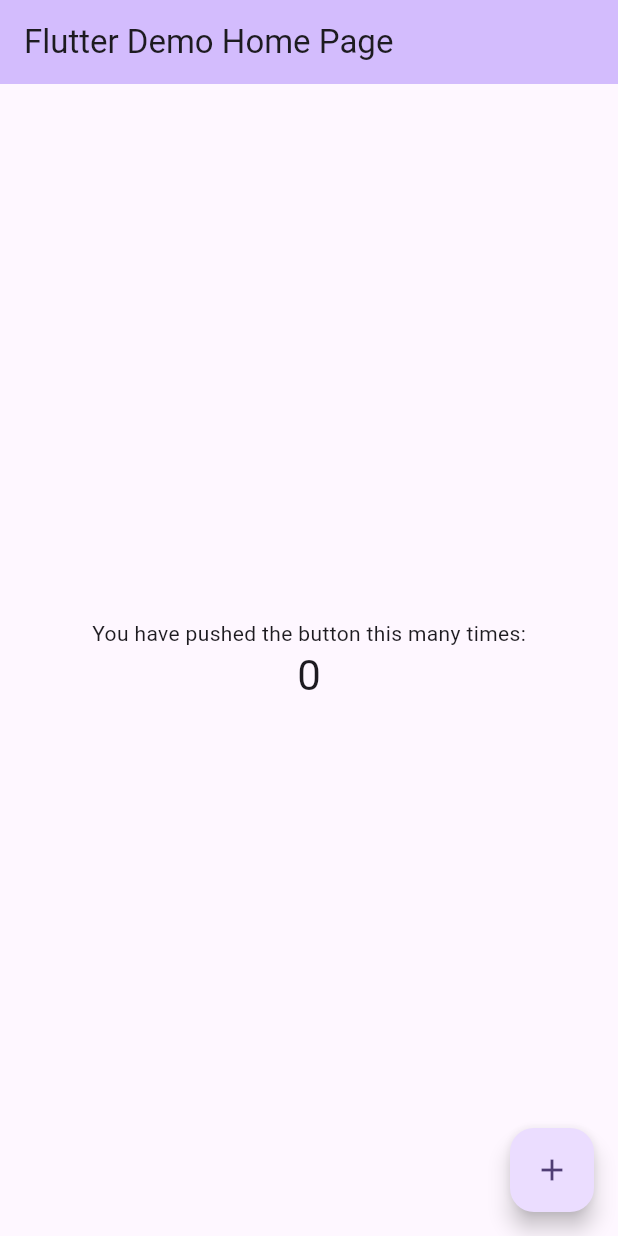
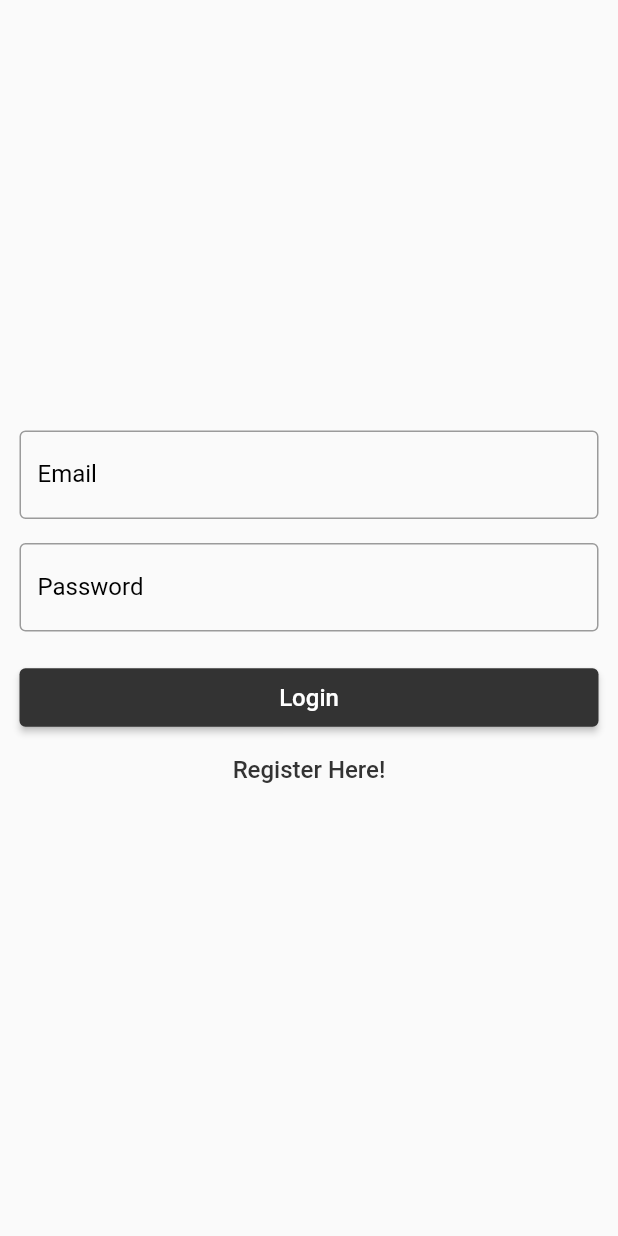
Before and after one commit to CodeRebirth/simple_login, a Flutter app: the screen it shows after launch, on a phone screen of 412 x 824 dp. Run offline on Flutter 3.47's test engine with Material 2 defaults, Android fonts, the phone set to English and light mode, and no system bars; our stand-ins replace cloud_firestore, firebase_auth, firebase_core, firebase_messaging, flutter_local_notifications; accounts and stored records are empty.

Commit message:
login,signup,push notification working

```diff
--- /dev/null
+++ b/lib/core/const/color_const.dart
@@ -0,0 +1,9 @@
+import 'package:flutter/material.dart';
+
+class ColorConst {
+  static const Color primaryColor = Color.fromARGB(255, 0, 0, 0);
+  static const Color secondaryColor = Color(0xFF00C7A0);
+  static const Color accentColor = Color(0xFFFFA200);
+  static const Color textColor = Color(0xFF333333);
+  static const Color buttonColor = Color(0xFF333333);
+}
--- /dev/null
+++ b/lib/core/const/textsize_const.dart
@@ -0,0 +1,5 @@
+class TextSize {
+  static const double small = 12.0;
+  static const double medium = 16.0;
+  static const double large = 20.0;
+}
--- a/lib/main.dart
+++ b/lib/main.dart
@@ -1,125 +1,32 @@
+import 'package:firebase_core/firebase_core.dart';
+import 'package:firebase_messaging/firebase_messaging.dart';
 import 'package:flutter/material.dart';
+import 'package:simple_login/screens/login.dart';
+import 'package:simple_login/core/theme/custom_theme.dart';
 
-void main() {
-  runApp(const MyApp());
+import 'core/push_notification/firebase_notification.dart';
+import 'firebase_options.dart';
+
+@pragma('vm:entry-point')
+Future<void> _firebaseMessagingBackgroundHandler(RemoteMessage message) async {
+  await Firebase.initializeApp();
+  LocalNotificationClass().showLocalNotification(message);
 }
 
-class MyApp extends StatelessWidget {
-  const MyApp({super.key});
+void main() async {
+  WidgetsFlutterBinding.ensureInitialized();
+  await Firebase.initializeApp(
+    options: DefaultFirebaseOptions.currentPlatform,
+  );
 
-  // This widget is the root of your application.
-  @override
-  Widget build(BuildContext context) {
-    return MaterialApp(
-      title: 'Flutter Demo',
-      theme: ThemeData(
-        // This is the theme of your application.
-        //
-        // TRY THIS: Try running your application with "flutter run". You'll see
-        // the application has a blue toolbar. Then, without quitting the app,
-        // try changing the seedColor in the colorScheme below to Colors.green
-        // and then invoke "hot reload" (save your changes or press the "hot
-        // reload" button in a Flutter-supported IDE, or press "r" if you used
-        // the command line to start the app).
-        //
-        // Notice that the counter didn't reset back to zero; the application
-        // state is not lost during the reload. To reset the state, use hot
-        // restart instead.
-        //
-        // This works for code too, not just values: Most code changes can be
-        // tested with just a hot reload.
-        colorScheme: ColorScheme.fromSeed(seedColor: Colors.deepPurple),
-        useMaterial3: true,
-      ),
-      home: const MyHomePage(title: 'Flutter Demo Home Page'),
-    );
-  }
+  FirebaseMessaging.onBackgroundMessage(_firebaseMessagingBackgroundHandler);
+  FirebaseMessagingService().initializeFirebaseMessaging();
+
+  runApp(MaterialApp(
+    theme: CustomTheme.themeData,
+    debugShowCheckedModeBanner: false,
+    home: const Scaffold(
+      body: Login(),
+    ),
+  ));
 }
-
-class MyHomePage extends StatefulWidget {
-  const MyHomePage({super.key, required this.title});
-
-  // This widget is the home page of your application. It is stateful, meaning
-  // that it has a State object (defined below) that contains fields that affect
-  // how it looks.
-
-  // This class is the configuration for the state. It holds the values (in this
-  // case the title) provided by the parent (in this case the App widget) and
-  // used by the build method of the State. Fields in a Widget subclass are
-  // always marked "final".
-
-  final String title;
-
-  @override
-  State<MyHomePage> createState() => _MyHomePageState();
-}
-
-class _MyHomePageState extends State<MyHomePage> {
-  int _counter = 0;
-
-  void _incrementCounter() {
-    setState(() {
-      // This call to setState tells the Flutter framework that something has
-      // changed in this State, which causes it to rerun the build method below
-      // so that the display can reflect the updated values. If we changed
-      // _counter without calling setState(), then the build method would not be
-      // called again, and so nothing would appear to happen.
-      _counter++;
-    });
-  }
-
-  @override
-  Widget build(BuildContext context) {
-    // This method is rerun every time setState is called, for instance as done
-    // by the _incrementCounter method above.
-    //
-    // The Flutter framework has been optimized to make rerunning build methods
-    // fast, so that you can just rebuild anything that needs updating rather
-    // than having to individually change instances of widgets.
-    return Scaffold(
-      appBar: AppBar(
-        // TRY THIS: Try changing the color here to a specific color (to
-        // Colors.amber, perhaps?) and trigger a hot reload to see the AppBar
-        // change color while the other colors stay the same.
-        backgroundColor: Theme.of(context).colorScheme.inversePrimary,
-        // Here we take the value from the MyHomePage object that was created by
-        // the App.build method, and use it to set our appbar title.
-        title: Text(widget.title),
-      ),
-      body: Center(
-        // Center is a layout widget. It takes a single child and positions it
-        // in the middle of the parent.
-        child: Column(
-          // Column is also a layout widget. It takes a list of children and
-          // arranges them vertically. By default, it sizes itself to fit its
-          // children horizontally, and tries to be as tall as its parent.
-          //
-          // Column has various properties to control how it sizes itself and
-          // how it positions its children. Here we use mainAxisAlignment to
-          // center the children vertically; the main axis here is the vertical
-          // axis because Columns are vertical (the cross axis would be
-          // horizontal).
-          //
-          // TRY THIS: Invoke "debug painting" (choose the "Toggle Debug Paint"
-          // action in the IDE, or press "p" in the console), to see the
-          // wireframe for each widget.
-          mainAxisAlignment: MainAxisAlignment.center,
-          children: <Widget>[
-            const Text(
-              'You have pushed the button this many times:',
-            ),
-            Text(
-              '$_counter',
-              style: Theme.of(context).textTheme.headlineMedium,
-            ),
-          ],
-        ),
-      ),
-      floatingActionButton: FloatingActionButton(
-        onPressed: _incrementCounter,
-        tooltip: 'Increment',
-        child: const Icon(Icons.add),
-      ), // This trailing comma makes auto-formatting nicer for build methods.
-    );
-  }
-}
--- /dev/null
+++ b/lib/screens/login.dart
@@ -0,0 +1,97 @@
+import 'package:flutter/material.dart';
+import 'package:firebase_auth/firebase_auth.dart';
+import 'package:simple_login/core/const/color_const.dart';
+import 'package:simple_login/core/const/textsize_const.dart';
+import 'package:simple_login/screens/registration.dart';
+import 'home.dart';
+
+class Login extends StatefulWidget {
+  const Login({super.key});
+
+  @override
+  State createState() => _LoginState();
+}
+
+class _LoginState extends State<Login> {
+  final FirebaseAuth _auth = FirebaseAuth.instance;
+  final GlobalKey<FormState> _formKey = GlobalKey<FormState>();
+
+  final Map<String, dynamic> _userRecord = {"email": "", "password": ""};
+
+  Future<void> _login() async {
+    final formState = _formKey.currentState;
+    if (formState!.validate()) {
+      formState.save();
+      _auth.signInWithEmailAndPassword(email: _userRecord["email"], password: _userRecord["password"]).then((value) {
+        Navigator.of(context).pushReplacement(MaterialPageRoute(builder: (ctx) => const Home()));
+      }).onError((error, stackTrace) {
+        ScaffoldMessenger.of(context).showSnackBar(const SnackBar(content: Text("Login Failed")));
+      });
+    }
+  }
+
+  @override
+  void initState() {
+    super.initState();
+  }
+
+  @override
+  Widget build(BuildContext context) {
+    return Padding(
+      padding: const EdgeInsets.all(13.0),
+      child: Form(
+        key: _formKey,
+        child: Column(
+          crossAxisAlignment: CrossAxisAlignment.stretch,
+          mainAxisAlignment: MainAxisAlignment.center,
+          children: [
+            TextFormField(
+              keyboardType: TextInputType.emailAddress,
+              decoration: const InputDecoration(
+                labelText: "Email",
+                border: OutlineInputBorder(),
+              ),
+              validator: (value) {
+                if (value!.isEmpty || !value.contains("@")) {
+                  return "Please enter a valid email address.";
+                }
+                return null;
+              },
+              onSaved: (value) => _userRecord["email"] = value!,
+            ),
+            const SizedBox(height: 16.0),
+            TextFormField(
+              obscureText: true,
+              decoration: const InputDecoration(
+                labelText: "Password",
+                border: OutlineInputBorder(),
+              ),
+              validator: (value) {
+                if (value!.isEmpty || value.length < 6) {
+                  return "Password must be at least 6 characters long.";
+                }
+                return null;
+              },
+              onSaved: (value) => _userRecord["password"] = value!,
+            ),
+            const SizedBox(height: 20.0),
+            ElevatedButton(
+              onPressed: _login,
+              child: const Text(
+                "Login",
+                style: TextStyle(fontSize: TextSize.medium),
+              ),
+            ),
+            TextButton(
+              onPressed: () => Navigator.of(context).push(MaterialPageRoute(builder: (ctx) => const RegistrationPage())),
+              child: const Text(
+                "Register Here!",
+                style: TextStyle(fontSize: TextSize.medium, color: ColorConst.textColor),
+              ),
+            )
+          ],
+        ),
+      ),
+    );
+  }
+}
```
Also changed, not shown: lib/core/push_notification/firebase_notification.dart (added, +78 -0 lines), lib/core/theme/custom_theme.dart (added, +32 -0 lines), lib/core/utils/download_image.dart (added, +13 -0 lines), lib/screens/home.dart (added, +10 -0 lines), lib/screens/registration.dart (added, +187 -0 lines), pubspec.yaml (+7 -0 lines), lib/firebase_options.dart (added), pubspec.lock, 76 other files.
